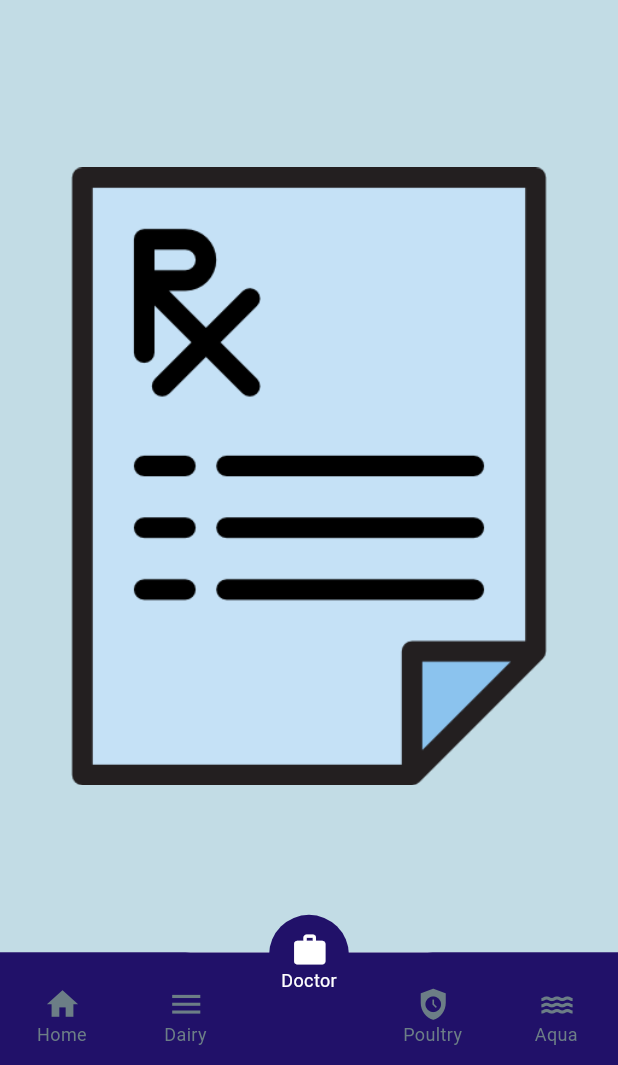
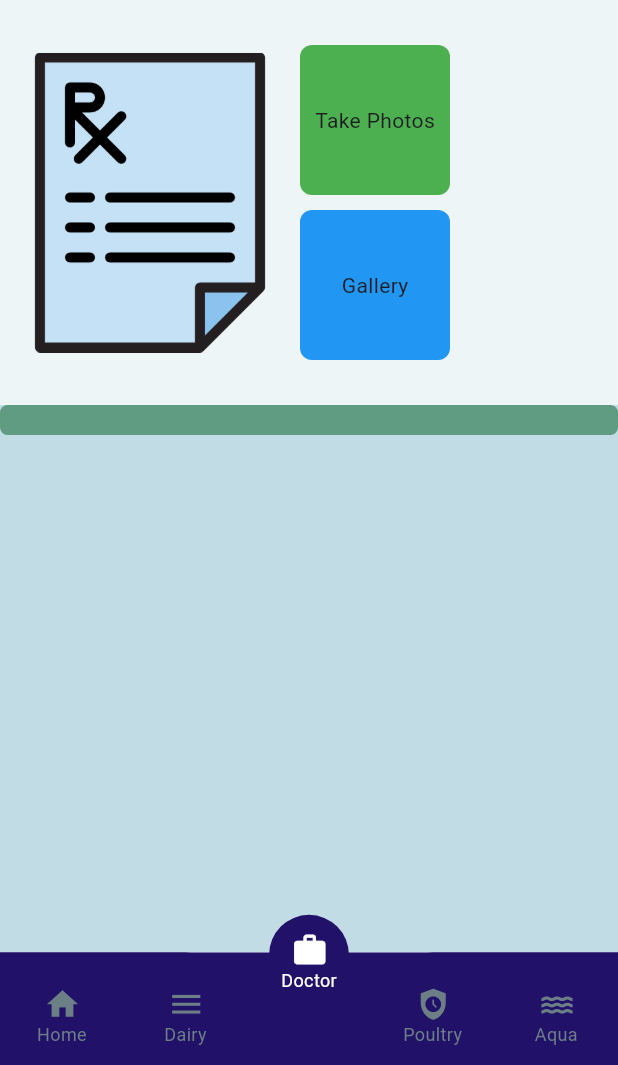
Before and after one commit to Farihazultana/Vet-Health, a Flutter app: the screen it shows after launch, swiped to page 3, on a phone screen of 412 x 824 dp, the part 171-1236 px from its top. Run offline on Flutter 3.47's test engine with Material 2 defaults, Android fonts, the phone set to English and light mode, and no system bars; drawn by our look-alikes of curved_navigation_bar; our stand-ins replace carousel_slider, image_picker, smooth_page_indicator.

Commit message:
Camera and Gallery opens from App

```diff
--- a/vet_health/lib/views/doctorPage.dart
+++ b/vet_health/lib/views/doctorPage.dart
@@ -1,6 +1,6 @@
 import 'package:flutter/material.dart';
-import 'package:vet_health/custom%20widgets/my_listView.dart';
-import 'package:vet_health/custom%20widgets/my_searchBar.dart';
+import 'package:image_picker/image_picker.dart';
+
 
 class DoctorPage extends StatefulWidget {
   const DoctorPage({super.key});
@@ -10,6 +10,22 @@ class DoctorPage extends StatefulWidget {
 }
 
 class _DoctorPageState extends State<DoctorPage> with TickerProviderStateMixin {
+
+   final ImagePicker _picker = ImagePicker();
+   PickedFile? _pickedImage;
+
+   Future<void> _openCamera() async{
+    final pickedImage = await _picker.pickImage(source: ImageSource.camera);
+    setState(() {
+      _pickedImage = pickedImage as PickedFile?;
+    });
+   }
+    Future<void> _openGallery() async {
+    final pickedImage = await _picker.pickImage(source: ImageSource.gallery);
+    setState(() {
+      _pickedImage = pickedImage as PickedFile?;
+    });
+  }
   @override
   Widget build(BuildContext context) {
     TabController tabController = TabController(length: 2, vsync: this);
@@ -70,11 +86,65 @@ class _DoctorPageState extends State<DoctorPage> with TickerProviderStateMixin {
               ),
             ),
           ),
-
           Expanded(
               child: TabBarView(controller: tabController, children: [
-            SizedBox(height: 50,child: Image.asset('assets/images/prescription_icon.png')),
-            Center(child: Text('Prescription Detail')),
+            SingleChildScrollView(
+              child: Column(
+                mainAxisAlignment: MainAxisAlignment.center,
+                children: [
+                  Container(
+                    decoration: const BoxDecoration(color: Colors.white70),
+                    child: Row(
+                      children: [
+                        SizedBox(
+                            height: 270,
+                            width: 200,
+                            child: Image.asset('assets/images/prescription_icon.png')),
+                        Column(
+                          mainAxisAlignment: MainAxisAlignment.center,
+                          children: [
+                            ClipRRect(
+                              borderRadius: BorderRadius.circular(8),
+                              child: InkWell(
+                                onTap: _openCamera,
+                                child: Container(
+                                  height: 100,
+                                  width: 100,
+                                  decoration: const BoxDecoration(color: Colors.green),
+                                  child: const Center(child: Text('Take Photos')),
+                                ),
+                              ),
+                            ),
+                            const SizedBox(height: 10,),
+                            ClipRRect(
+                              borderRadius: BorderRadius.circular(8),
+                              child: InkWell(
+                                onTap: _openGallery,
+                                child: Container(
+                                  height: 100,
+                                  width: 100,
+                                  decoration: const BoxDecoration(color: Colors.blue),
+                                  child: const Center(child: Text('Gallery')),
+                                ),
+                              ),
+                            )
+                          ],
+                        )
+                      ],
+                    ),
+                  ),
+                  ClipRRect(
+                    borderRadius: BorderRadius.circular(5),
+                    child: Container(
+                      height: 20,
+                      width: MediaQuery.of(context).size.width,
+                      decoration: const BoxDecoration(color: Color.fromARGB(232, 86, 150, 119)),
+                    ),
+                  ),
+                ],
+              ),
+            ),
+            const Center(child: Text('Prescription Detail')), // for Prescription Tab
           ]))
         ],
       ),
--- a/vet_health/pubspec.yaml
+++ b/vet_health/pubspec.yaml
@@ -39,6 +39,7 @@ dependencies:
   carousel_slider: ^4.2.1
   smooth_page_indicator: ^1.1.0
   flutter_toggle_tab: ^1.4.1
+  image_picker: ^1.0.0
 
 
 dev_dependencies:
```
Also changed, not shown: vet_health/pubspec.lock, 6 other files.
